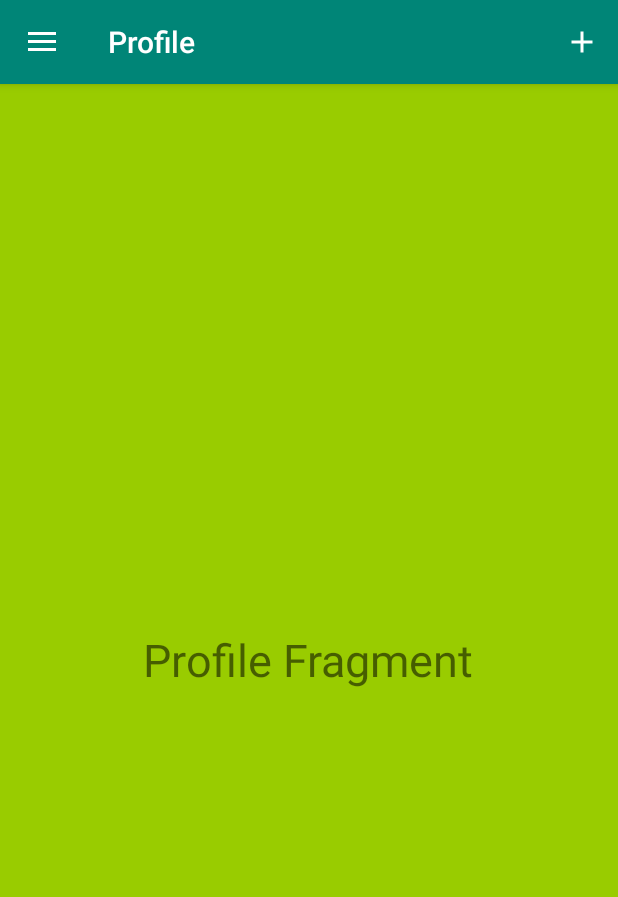
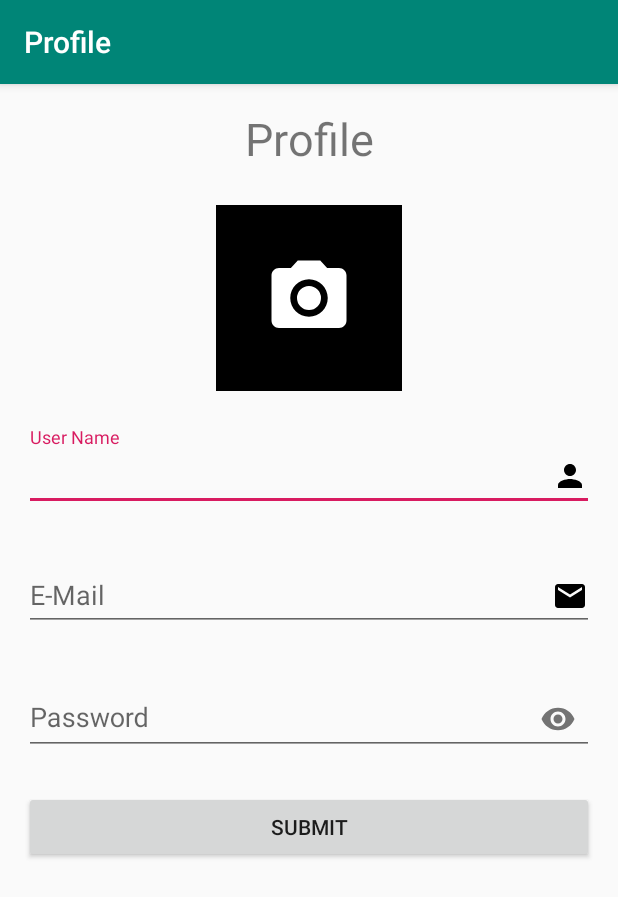
Before and after one commit to chung2016/travel-android-app, an Android app: the MainActivity screen opened directly, with no data from a screen before it, after a tap on "Profile", on a phone screen of 412 x 824 dp. Shown: the top 897 px of the screen. Run offline under Robolectric (Android 15) with nearby library versions, the phone set to English and light mode, and no system bars; network calls fail; pictures from the network do not load; 2 other taps on this screen came first.

Commit message:
update profile

```diff
--- a/app/build.gradle
+++ b/app/build.gradle
@@ -25,6 +25,7 @@ dependencies {
     implementation 'com.android.support:design:28.0.0'
     implementation 'com.squareup.okhttp3:okhttp:3.5.0'
     implementation 'com.google.code.gson:gson:2.8.2'
+    implementation 'com.github.bumptech.glide:glide:4.8.0'
     testImplementation 'junit:junit:4.12'
     androidTestImplementation 'com.android.support.test:runner:1.0.2'
     androidTestImplementation 'com.android.support.test.espresso:espresso-core:3.0.2'
--- a/app/src/main/java/com/example/myapplication/activity/LoginActivity.java
+++ b/app/src/main/java/com/example/myapplication/activity/LoginActivity.java
@@ -143,9 +143,11 @@ public class LoginActivity extends AppCompatActivity implements View.OnClickList
                                         try {
                                             String jsonWebToken = responseJsonBody.get("token").toString();
                                             String email = responseJsonBody.get("email").toString();
+                                            String username = responseJsonBody.get("username").toString();
                                             SharedPreferences.Editor editor = mSharedPreferences.edit();
                                             editor.putString(Constants.SHARE_KEY_TOKEN, jsonWebToken);
                                             editor.putString(Constants.SHARE_KEY_EMAIL, email);
+                                            editor.putString(Constants.SHARE_KEY_USERNAME, username);
                                             editor.commit();
                                             Helper.toast(mActivity, getResources().getString(R.string.login_success));
                                             enableForm();
--- a/app/src/main/java/com/example/myapplication/activity/MainActivity.java
+++ b/app/src/main/java/com/example/myapplication/activity/MainActivity.java
@@ -14,9 +14,10 @@ import android.os.Bundle;
 import android.support.v7.widget.Toolbar;
 import android.view.Menu;
 import android.view.MenuItem;
+import android.view.View;
+import android.widget.TextView;
 
 import com.example.myapplication.fragment.PlaceFragment;
-import com.example.myapplication.fragment.ProfileFragment;
 import com.example.myapplication.R;
 import com.example.myapplication.utils.Constants;
 
@@ -24,7 +25,6 @@ public class MainActivity extends AppCompatActivity implements NavigationView.On
     private SharedPreferences mSharedPreferences;
 
     private DrawerLayout drawer;
-
 
 
     private static MainActivity mActivity;
@@ -50,6 +50,19 @@ public class MainActivity extends AppCompatActivity implements NavigationView.On
                 R.string.navigation_drawer_open,
                 R.string.navigation_drawer_close
         );
+
+
+        mSharedPreferences = PreferenceManager.getDefaultSharedPreferences(this);
+        View hView = navigationView.getHeaderView(0);
+        TextView nav_username = hView.findViewById(R.id.nav_username);
+        TextView nav_email = hView.findViewById(R.id.nav_email);
+        try {
+            nav_username.setText(mSharedPreferences.getString(Constants.SHARE_KEY_USERNAME, ""));
+            nav_email.setText(mSharedPreferences.getString(Constants.SHARE_KEY_EMAIL, ""));
+        } catch (Exception e) {
+            e.printStackTrace();
+        }
+
         drawer.addDrawerListener(toggle);
         toggle.syncState();
         if (savedInstanceState == null) {
@@ -75,13 +88,12 @@ public class MainActivity extends AppCompatActivity implements NavigationView.On
     public boolean onNavigationItemSelected(@NonNull MenuItem menuItem) {
         switch (menuItem.getItemId()) {
             case R.id.nav_item_profile:
-                getSupportFragmentManager().beginTransaction().replace(R.id.fragment_container,
-                        new ProfileFragment()).commit();
+                Intent intent = new Intent(MainActivity.this, ProfileActivity.class);
+                startActivity(intent);
                 break;
             case R.id.nav_item_place:
                 getSupportFragmentManager().beginTransaction().replace(R.id.fragment_container,
                         new PlaceFragment()).commit();
-
                 break;
             case R.id.nav_item_logout:
                 logout();
@@ -102,10 +114,26 @@ public class MainActivity extends AppCompatActivity implements NavigationView.On
 
     @Override
     public boolean onCreateOptionsMenu(Menu menu) {
-        // Inflate the menu; this adds items to the action bar if it is present.
         getMenuInflater().inflate(R.menu.main, menu);
-
         return true;
     }
 
+    @Override
+    public boolean onOptionsItemSelected(MenuItem item) {
+        int id = item.getItemId();
+
+        //noinspection SimplifiableIfStatement
+        if (id == R.id.miCreate) {
+            try {
+                Intent intent = new Intent(mActivity, PlaceEditActivity.class);
+                intent.putExtra("isEditPlace", false);
+                startActivity(intent);
+            } catch (Exception e) {
+                e.printStackTrace();
+            }
+            return true;
+        }
+        return super.onOptionsItemSelected(item);
+    }
+
 }
--- a/app/src/main/java/com/example/myapplication/fragment/ProfileFragment.java
+++ /dev/null
@@ -1,26 +0,0 @@
-package com.example.myapplication.fragment;
-
-import android.os.Bundle;
-import android.support.annotation.NonNull;
-import android.support.annotation.Nullable;
-import android.support.v4.app.Fragment;
-import android.view.LayoutInflater;
-import android.view.View;
-import android.view.ViewGroup;
-
-import com.example.myapplication.R;
-import com.example.myapplication.activity.MainActivity;
-
-public class ProfileFragment extends Fragment {
-    private MainActivity mActivity;
-
-    @Nullable
-    @Override
-    public View onCreateView(@NonNull LayoutInflater inflater, @Nullable ViewGroup container, @Nullable Bundle savedInstanceState) {
-        View view = inflater.inflate(R.layout.fragment_profile, container, false);
-        mActivity = MainActivity.getInstance();
-        mActivity.setTitle(mActivity.getResources().getString(R.string.text_profile));
-
-        return view;
-    }
-}
--- a/app/src/main/java/com/example/myapplication/utils/Constants.java
+++ b/app/src/main/java/com/example/myapplication/utils/Constants.java
@@ -4,4 +4,5 @@ public class Constants {
     public static final String BASE_URL = "https://assignment-304cem-187109370.herokuapp.com/api/v1/";
     public static final String SHARE_KEY_TOKEN = "token";
     public static final String SHARE_KEY_EMAIL = "email";
+    public static final String SHARE_KEY_USERNAME = "username";
 }
--- /dev/null
+++ b/app/src/main/res/drawable/camera.xml
@@ -0,0 +1,6 @@
+<vector android:height="24dp" android:tint="#FFFFFF"
+    android:viewportHeight="24.0" android:viewportWidth="24.0"
+    android:width="24dp" xmlns:android="http://schemas.android.com/apk/res/android">
+    <path android:fillColor="#FF000000" android:pathData="M12,12m-3.2,0a3.2,3.2 0,1 1,6.4 0a3.2,3.2 0,1 1,-6.4 0"/>
+    <path android:fillColor="#FF000000" android:pathData="M9,2L7.17,4L4,4c-1.1,0 -2,0.9 -2,2v12c0,1.1 0.9,2 2,2h16c1.1,0 2,-0.9 2,-2L22,6c0,-1.1 -0.9,-2 -2,-2h-3.17L15,2L9,2zM12,17c-2.76,0 -5,-2.24 -5,-5s2.24,-5 5,-5 5,2.24 5,5 -2.24,5 -5,5z"/>
+</vector>
--- /dev/null
+++ b/app/src/main/res/layout/activity_profile.xml
@@ -0,0 +1,126 @@
+<?xml version="1.0" encoding="utf-8"?>
+<ScrollView xmlns:android="http://schemas.android.com/apk/res/android"
+    xmlns:app="http://schemas.android.com/apk/res-auto"
+    android:layout_width="match_parent"
+    android:layout_height="match_parent">
+
+    <LinearLayout
+        android:layout_width="match_parent"
+        android:layout_height="wrap_content">
+
+
+        <RelativeLayout
+            android:layout_width="match_parent"
+            android:layout_height="match_parent"
+            android:layout_margin="@dimen/activity_vertical_margin"
+            android:orientation="vertical">
+
+            <TextView
+                android:id="@+id/profile_title"
+                android:layout_width="match_parent"
+                android:layout_height="wrap_content"
+                android:text="@string/text_profile"
+                android:textAlignment="center"
+                android:textSize="30dp" />
+
+            <RelativeLayout
+                android:id="@+id/rl_profile_image"
+                android:layout_width="wrap_content"
+                android:layout_height="wrap_content"
+                android:layout_below="@+id/profile_title"
+                android:layout_centerHorizontal="true"
+                android:layout_gravity="top|center"
+                android:layout_marginTop="@dimen/child_margin_top"
+                android:background="@color/colorBlack"
+                android:padding="2dp">
+
+                <RelativeLayout
+                    android:layout_width="wrap_content"
+                    android:layout_height="wrap_content">
+
+                    <ImageView
+                        android:id="@+id/iv_profile_edit"
+                        android:layout_width="120dp"
+                        android:layout_height="120dp" />
+
+                    <ImageView
+                        android:layout_width="60dp"
+                        android:layout_height="60dp"
+                        android:layout_centerInParent="true"
+                        android:src="@drawable/camera" />
+                </RelativeLayout>
+            </RelativeLayout>
+
+            <android.support.design.widget.TextInputLayout
+                android:id="@+id/ti_name"
+                android:layout_width="match_parent"
+                android:layout_height="wrap_content"
+                android:layout_below="@+id/rl_profile_image"
+                android:layout_marginTop="@dimen/child_margin_top">
+
+                <EditText
+                    android:id="@+id/et_name"
+                    android:layout_width="match_parent"
+                    android:layout_height="wrap_content"
+                    android:drawableRight="@drawable/person"
+                    android:hint="@string/text_username"
+                    android:inputType="text" />
+
+            </android.support.design.widget.TextInputLayout>
+
+            <android.support.design.widget.TextInputLayout
+                android:id="@+id/ti_email"
+                android:layout_width="match_parent"
+                android:layout_height="wrap_content"
+                android:layout_below="@+id/ti_name"
+                android:layout_marginTop="@dimen/child_margin_top">
+
+                <EditText
+                    android:id="@+id/et_email"
+                    android:layout_width="match_parent"
+                    android:layout_height="wrap_content"
+                    android:drawableRight="@drawable/email"
+                    android:hint="@string/text_email"
+                    android:inputType="textEmailAddress" />
+
+            </android.support.design.widget.TextInputLayout>
+
+            <android.support.design.widget.TextInputLayout
+                android:id="@+id/ti_password"
+                android:layout_width="match_parent"
+                android:layout_height="wrap_content"
+                android:layout_below="@+id/ti_email"
+                android:layout_marginTop="@dimen/child_margin_top"
+                app:passwordToggleEnabled="true">
+
+                <EditText
+                    android:id="@+id/et_password"
+                    android:layout_width="match_parent"
+                    android:layout_height="wrap_content"
+                    android:hint="@string/text_password"
+                    android:inputType="textPassword" />
+
+            </android.support.design.widget.TextInputLayout>
+
+            <Button
+                android:id="@+id/btn_submit"
+                android:layout_width="match_parent"
+                android:layout_height="wrap_content"
+                android:layout_below="@+id/ti_password"
+                android:layout_marginTop="@dimen/button_margin"
+                android:paddingLeft="@dimen/button_padding"
+                android:paddingRight="@dimen/button_padding"
+                android:text="@string/text_submit" />
+
+            <ProgressBar
+                android:id="@+id/progress"
+                android:layout_width="wrap_content"
+                android:layout_height="wrap_content"
+                android:layout_below="@+id/btn_submit"
+                android:layout_centerHorizontal="true"
+                android:layout_marginBottom="@dimen/button_margin"
+                android:visibility="gone" />
+
+        </RelativeLayout>
+    </LinearLayout>
+</ScrollView>
--- a/app/src/main/res/layout/fragment_profile.xml
+++ /dev/null
@@ -1,13 +0,0 @@
-<?xml version="1.0" encoding="utf-8"?>
-<RelativeLayout xmlns:android="http://schemas.android.com/apk/res/android"
-    android:layout_width="match_parent"
-    android:layout_height="match_parent"
-    android:background="@android:color/holo_green_light">
-
-    <TextView
-        android:layout_width="wrap_content"
-        android:layout_height="wrap_content"
-        android:layout_centerInParent="true"
-        android:text="Profile Fragment"
-        android:textSize="30dp" />
-</RelativeLayout>
--- a/app/src/main/res/values/colors.xml
+++ b/app/src/main/res/values/colors.xml
@@ -4,4 +4,5 @@
     <color name="colorPrimaryDark">#00574B</color>
     <color name="colorAccent">#D81B60</color>
     <color name="colorBlack">#000000</color>
+    <color name="colorWrite">#FFFFFF</color>
 </resources>
--- a/app/src/main/res/values/strings.xml
+++ b/app/src/main/res/values/strings.xml
@@ -28,4 +28,5 @@
     <string name="login_success">Login Success</string>
     <string name="register_success">Register Success</string>
     <string name="text_created_at">Created At</string>
+    <string name="update_success">Update success</string>
 </resources>
--- /dev/null
+++ b/app/src/main/res/xml/provider_paths.xml
@@ -0,0 +1,6 @@
+<?xml version="1.0" encoding="utf-8"  ?>
+<paths>
+    <external-path
+        name="external_files"
+        path="."/>
+</paths>
```
Also changed, not shown: app/src/main/AndroidManifest.xml (+15 -3 lines), app/src/main/java/com/example/myapplication/activity/PlaceEditActivity.java (added, +17 -0 lines), app/src/main/java/com/example/myapplication/activity/ProfileActivity.java (added, +355 -0 lines), app/src/main/res/layout/activity_place_edit.xml (added, +9 -0 lines), 1 other file.
